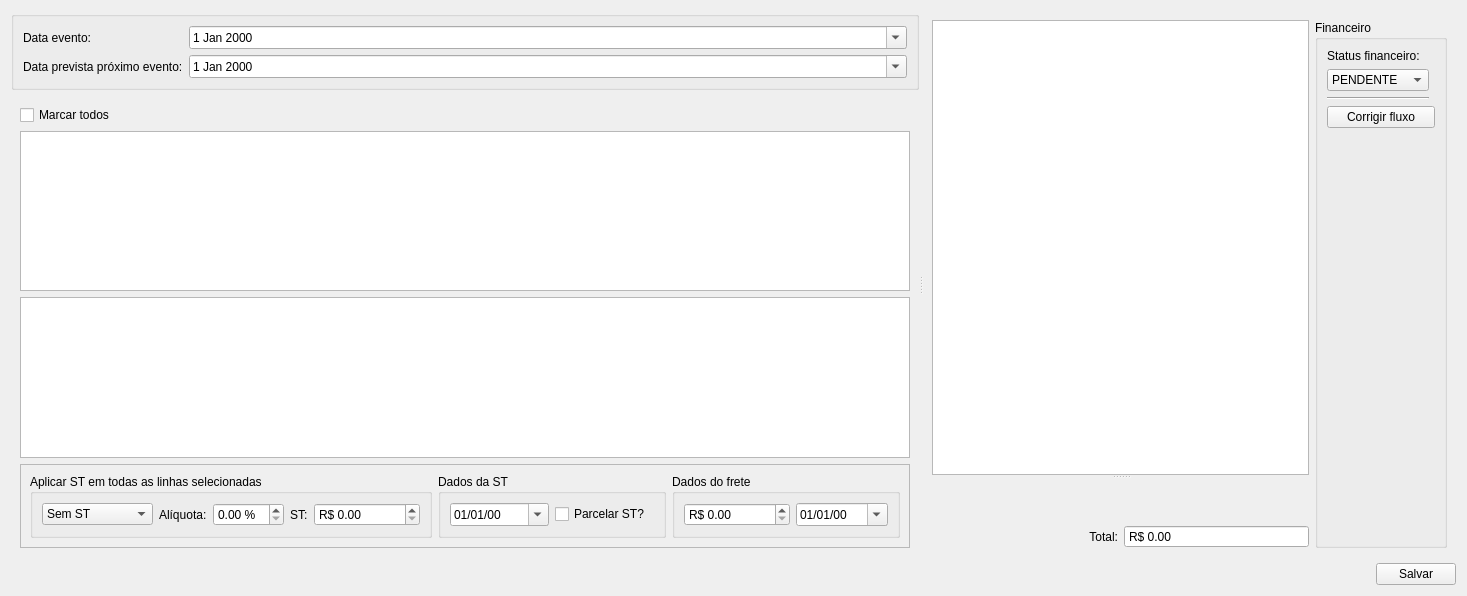
This is ui/inputdialogfinanceiro.ui in darktorres/ERP-STACCATO as Qt 5 draws it before an edit. The edited form follows.
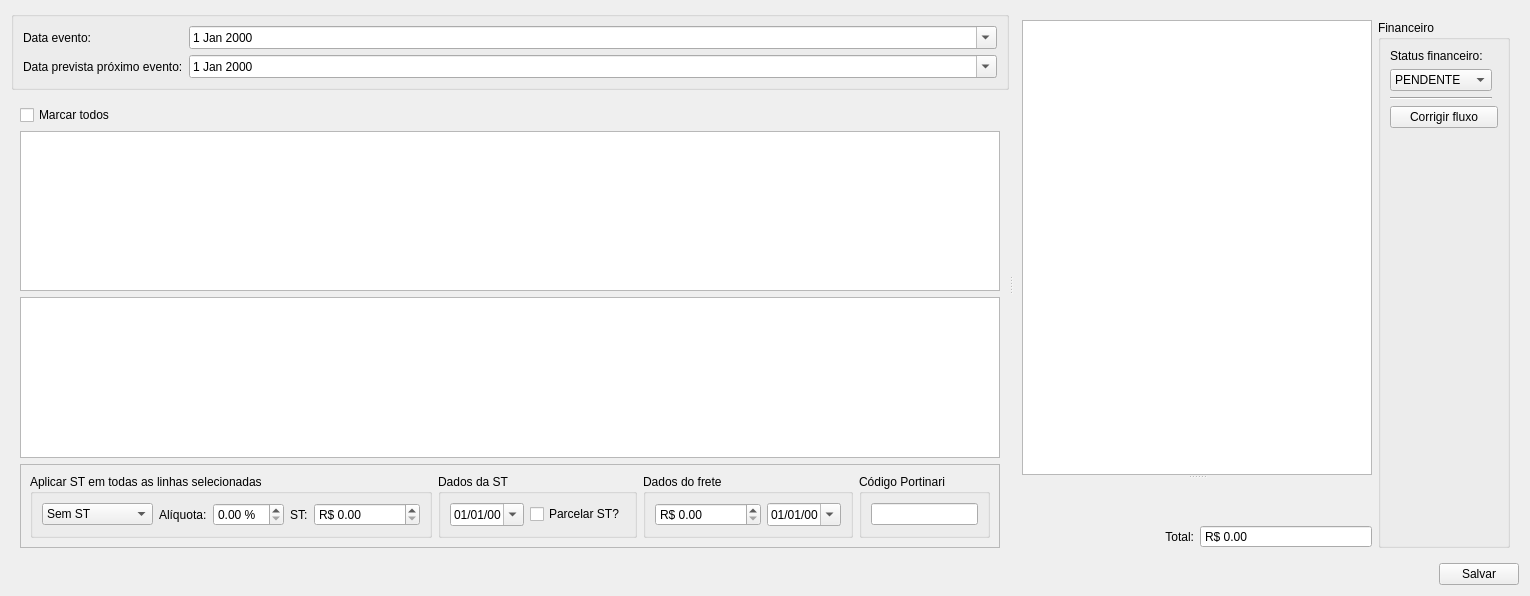
This is the edited form. Custom widgets are drawn as their Qt base class.

Commit message: Usar um campo fora da tabela para preencher código da Portinari

Diff of the .ui file:
```diff
--- a/ui/inputdialogfinanceiro.ui
+++ b/ui/inputdialogfinanceiro.ui
@@ -6,7 +6,7 @@
    <rect>
     <x>0</x>
     <y>0</y>
-    <width>1467</width>
+    <width>1530</width>
     <height>596</height>
    </rect>
   </property>
@@ -70,7 +70,45 @@
        <item>
         <widget class="QFrame" name="frameDataPreco">
          <layout class="QGridLayout" name="gridLayout_3">
-          <item row="3" column="0">
+          <item row="0" column="0">
+           <layout class="QVBoxLayout" name="verticalLayout">
+            <item>
+             <widget class="QCheckBox" name="checkBoxMarcarTodos">
+              <property name="text">
+               <string>Marcar todos</string>
+              </property>
+             </widget>
+            </item>
+            <item>
+             <widget class="TableView" name="table">
+              <property name="minimumSize">
+               <size>
+                <width>600</width>
+                <height>0</height>
+               </size>
+              </property>
+              <property name="mouseTracking">
+               <bool>true</bool>
+              </property>
+              <property name="selectionMode">
+               <enum>QAbstractItemView::MultiSelection</enum>
+              </property>
+              <property name="selectionBehavior">
+               <enum>QAbstractItemView::SelectRows</enum>
+              </property>
+              <property name="sortingEnabled">
+               <bool>true</bool>
+              </property>
+             </widget>
+            </item>
+            <item>
+             <widget class="TreeView" name="treeView">
+              <property name="editTriggers">
+               <set>QAbstractItemView::NoEditTriggers</set>
+              </property>
+             </widget>
+            </item>
+            <item>
            <widget class="QFrame" name="frameAdicionais">
             <property name="frameShape">
              <enum>QFrame::StyledPanel</enum>
@@ -223,44 +261,22 @@
                </layout>
               </widget>
              </item>
-            </layout>
-           </widget>
-          </item>
-          <item row="1" column="0">
-           <widget class="TableView" name="table">
-            <property name="minimumSize">
-             <size>
-              <width>600</width>
-              <height>0</height>
-             </size>
-            </property>
-            <property name="mouseTracking">
-             <bool>true</bool>
-            </property>
-            <property name="selectionMode">
-             <enum>QAbstractItemView::MultiSelection</enum>
-            </property>
-            <property name="selectionBehavior">
-             <enum>QAbstractItemView::SelectRows</enum>
-            </property>
-            <property name="sortingEnabled">
-             <bool>true</bool>
-            </property>
-           </widget>
-          </item>
+               <item row="0" column="3">
+                <widget class="QGroupBox" name="groupBoxCodPortinari">
+                 <property name="title">
+                  <string>Código Portinari</string>
+                 </property>
+                 <layout class="QGridLayout" name="gridLayout_10">
           <item row="0" column="0">
-           <widget class="QCheckBox" name="checkBoxMarcarTodos">
-            <property name="text">
-             <string>Marcar todos</string>
-            </property>
-           </widget>
-          </item>
-          <item row="2" column="0">
-           <widget class="TreeView" name="treeView">
-            <property name="editTriggers">
-             <set>QAbstractItemView::NoEditTriggers</set>
-            </property>
-           </widget>
+                   <widget class="QLineEdit" name="lineEditCodFornecedor"/>
+                  </item>
+                 </layout>
+                </widget>
+               </item>
+              </layout>
+             </widget>
+            </item>
+           </layout>
           </item>
          </layout>
         </widget>
```
Lines whose indentation alone changed are shown as unchanged. The commit also changes 2 other files.
